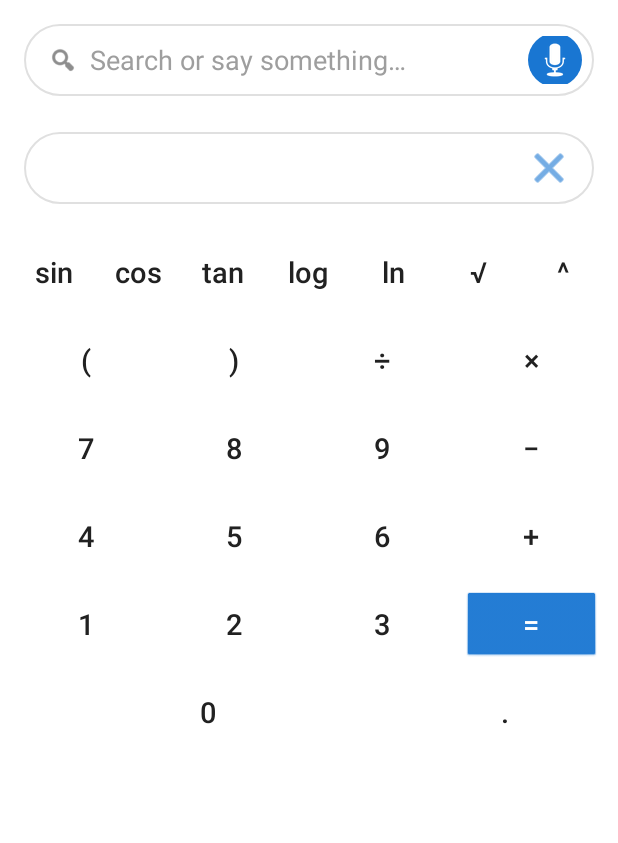
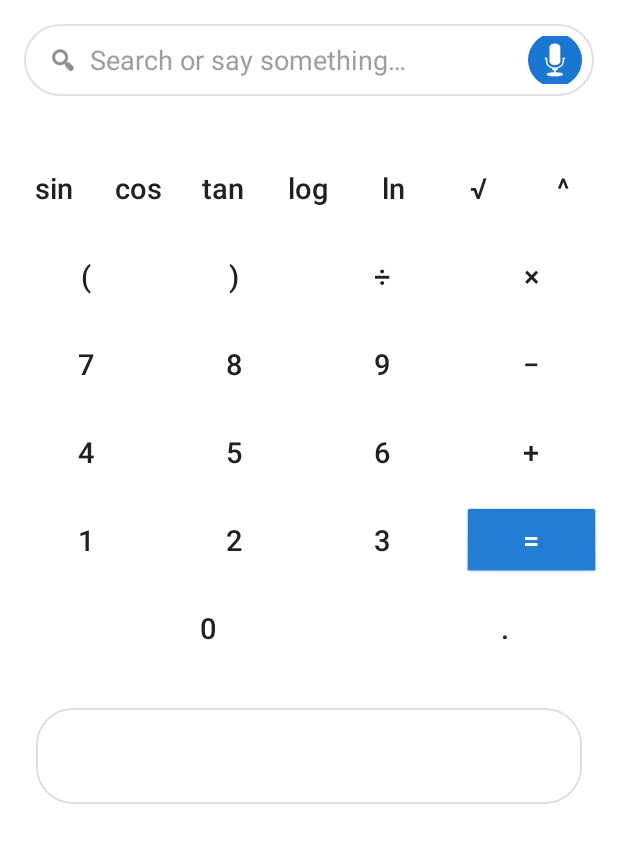
Before and after one commit to akshayabduk/smartcalc-voice-171, an Android app: the screen it shows after launch (MainActivity), on a phone screen of 412 x 824 dp. Shown: the top 843 px of the screen. Run offline under Robolectric (Android 15) with nearby library versions, the phone set to English and light mode, and no system bars; libraries missing offline, so code that uses them is left out: org.apache.commons; 1 statement that could not run was skipped.

Commit message:
CheckPoint - cgf54a0cf2

```diff
--- a/kotlin_frontend/app/src/main/kotlin/org/example/app/MainActivity.kt
+++ b/kotlin_frontend/app/src/main/kotlin/org/example/app/MainActivity.kt
@@ -18,9 +18,7 @@ import android.widget.Button
 class MainActivity : Activity() {
 
     private lateinit var voiceSearchBar: VoiceSearchBar
-    private lateinit var inputExpressionRow: LinearLayout
-    private lateinit var tvCurrentExpression: TextView
-    private lateinit var btnClearExpression: ImageButton
+    private lateinit var resultBox: TextView
 
     private var currentExpression: String = ""
     override fun onCreate(savedInstanceState: Bundle?) {
@@ -34,38 +32,26 @@ class MainActivity : Activity() {
         voiceSearchBar = findViewById(R.id.voiceSearchBar)
         voiceSearchBar.setHostActivity(this)
 
-        // Setup input/expression row and clear button
-        inputExpressionRow = findViewById(R.id.inputExpressionRow)
-        tvCurrentExpression = findViewById(R.id.tvCurrentExpression)
-        btnClearExpression = findViewById(R.id.btnClearExpression)
+        // Set up the result box below the calculator keypad
+        resultBox = findViewById(R.id.resultBox)
+        updateResultBox(voiceSearchBar.getQuery())
 
-        // (Optional: hide row initially if desired, currently always visible)
-        updateCurrentExpression(voiceSearchBar.getQuery())
-
-        // Listen to changes in the VoiceSearchBar EditText to update current expression
+        // Listen to changes in the VoiceSearchBar EditText to update result box
         voiceSearchBar.addQueryTextChangedListener(object : TextWatcher {
             override fun beforeTextChanged(s: CharSequence?, start: Int, count: Int, after: Int) {}
             override fun onTextChanged(s: CharSequence?, start: Int, before: Int, count: Int) {
-                updateCurrentExpression(s?.toString() ?: "")
+                updateResultBox(s?.toString() ?: "")
             }
             override fun afterTextChanged(s: Editable?) {}
         })
-
-        btnClearExpression.setOnClickListener {
-            voiceSearchBar.setQuery("")
-            updateCurrentExpression("")
-        }
 
         // --- CALCULATOR KEYPAD LOGIC: wire up all keys to update input ---
         wireCalculatorKeypad()
     }
 
-    private fun updateCurrentExpression(expression: String) {
+    private fun updateResultBox(expression: String) {
         currentExpression = expression
-        tvCurrentExpression.text = expression
-        // Optionally, you could hide the row or clear button when empty for more minimal effect
-        // inputExpressionRow.visibility = if (expression.isBlank()) View.GONE else View.VISIBLE
-        // btnClearExpression.visibility = if (expression.isBlank()) View.INVISIBLE else View.VISIBLE
+        resultBox.text = expression
     }
 
     /**
--- a/kotlin_frontend/app/src/main/res/layout/activity_main.xml
+++ b/kotlin_frontend/app/src/main/res/layout/activity_main.xml
@@ -11,48 +11,11 @@
         android:layout_height="wrap_content"
         android:layout_alignParentTop="true" />
 
-    <!-- New horizontal input/expression/clear row, modern style -->
-    <LinearLayout
-        android:id="@+id/inputExpressionRow"
-        android:layout_width="match_parent"
-        android:layout_height="48dp"
-        android:layout_below="@id/voiceSearchBar"
-        android:layout_marginStart="16dp"
-        android:layout_marginEnd="16dp"
-        android:layout_marginTop="8dp"
-        android:background="@drawable/bg_search_container"
-        android:orientation="horizontal"
-        android:gravity="center_vertical">
-
-        <TextView
-            android:id="@+id/tvCurrentExpression"
-            android:layout_width="0dp"
-            android:layout_height="wrap_content"
-            android:layout_weight="1"
-            android:textColor="@color/onSurface"
-            android:textAppearance="?android:attr/textAppearanceMedium"
-            android:ellipsize="end"
-            android:maxLines="1"
-            android:text=""
-            android:paddingStart="12dp"
-            android:paddingEnd="8dp" />
-
-        <ImageButton
-            android:id="@+id/btnClearExpression"
-            android:layout_width="36dp"
-            android:layout_height="36dp"
-            android:background="?android:attr/selectableItemBackgroundBorderless"
-            android:tint="@color/colorPrimary"
-            android:src="@android:drawable/ic_menu_close_clear_cancel"
-            android:contentDescription="@string/clear_expression_content_desc"
-            android:layout_marginEnd="4dp"/>
-    </LinearLayout>
-
     <LinearLayout
         android:id="@+id/layoutCalculatorKeypadContainer"
         android:layout_width="match_parent"
         android:layout_height="wrap_content"
-        android:layout_below="@id/inputExpressionRow"
+        android:layout_below="@id/voiceSearchBar"
         android:layout_marginTop="8dp"
         android:orientation="vertical">
         <include
@@ -61,6 +24,25 @@
         />
     </LinearLayout>
 
+    <!-- Minimal modern result box displaying numbers or expressions, styled -->
+    <TextView
+        android:id="@+id/resultBox"
+        android:layout_width="match_parent"
+        android:layout_height="64dp"
+        android:layout_below="@id/layoutCalculatorKeypadContainer"
+        android:layout_marginTop="12dp"
+        android:layout_marginStart="24dp"
+        android:layout_marginEnd="24dp"
+        android:gravity="center_vertical|end"
+        android:padding="20dp"
+        android:text=""
+        android:textColor="@color/onSurface"
+        android:textSize="22sp"
+        android:background="@drawable/bg_search_container"
+        android:ellipsize="end"
+        android:maxLines="2"
+        android:fontFamily="sans-serif-medium" />
+
     <TextView
         android:id="@+id/textView"
         android:layout_width="wrap_content"
```
Also changed, not shown: 4 other files.
